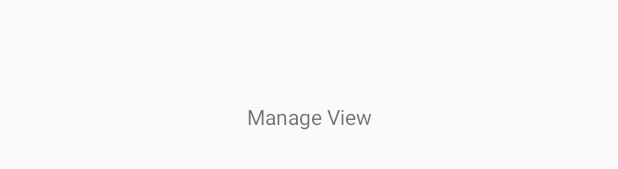
After one commit to tomar3/Studybook, an Android app: the layout fragment_manage.xml on its own in the app's theme, with its tools: preview values and no code run, on a phone screen of 412 x 824 dp. The commit adds this screen. Shown: the part 502-671 px from the top of the screen. Run offline under Robolectric (Android 15) with nearby library versions, the phone set to English and light mode, and no system bars.

Commit message:
feat: Add ability to switch fragment on tab click

```diff
--- a/android/Studybook/app/src/main/java/com/codertal/studybook/mvp/BaseRxPresenter.java
+++ b/android/Studybook/app/src/main/java/com/codertal/studybook/base/BaseRxPresenter.java
@@ -5,7 +5,7 @@
  * Last modified 10/29/17 4:13 PM
  */
 
-package com.codertal.studybook.mvp;
+package com.codertal.studybook.base;
 
 
 import android.support.annotation.NonNull;
--- a/android/Studybook/app/src/main/java/com/codertal/studybook/features/authentication/login/LoginContract.java
+++ b/android/Studybook/app/src/main/java/com/codertal/studybook/features/authentication/login/LoginContract.java
@@ -8,7 +8,7 @@
 package com.codertal.studybook.features.authentication.login;
 
 import com.codertal.studybook.features.authentication.login.domain.LoginResponse;
-import com.codertal.studybook.mvp.BaseRxPresenter;
+import com.codertal.studybook.base.BaseRxPresenter;
 
 public interface LoginContract {
 
--- a/android/Studybook/app/src/main/java/com/codertal/studybook/features/loading/LoadingContract.java
+++ b/android/Studybook/app/src/main/java/com/codertal/studybook/features/loading/LoadingContract.java
@@ -8,7 +8,7 @@
 package com.codertal.studybook.features.loading;
 
 
-import com.codertal.studybook.mvp.BaseRxPresenter;
+import com.codertal.studybook.base.BaseRxPresenter;
 
 public interface LoadingContract {
 
--- /dev/null
+++ b/android/Studybook/app/src/main/res/layout/fragment_manage.xml
@@ -0,0 +1,29 @@
+<?xml version="1.0" encoding="utf-8"?>
+<!--
+  ~ Created by Talab Omar on 11/5/17 7:01 PM
+  ~ Copyright (c) 2017. All rights reserved.
+  ~
+  ~ Last modified 11/5/17 7:01 PM
+  -->
+
+<android.support.constraint.ConstraintLayout
+    xmlns:android="http://schemas.android.com/apk/res/android"
+    xmlns:app="http://schemas.android.com/apk/res-auto"
+    xmlns:tools="http://schemas.android.com/tools"
+    android:layout_width="match_parent"
+    android:layout_height="match_parent">
+
+    <TextView
+        android:id="@+id/textView"
+        android:layout_width="wrap_content"
+        android:layout_height="wrap_content"
+        android:layout_marginBottom="16dp"
+        android:layout_marginEnd="16dp"
+        android:layout_marginStart="16dp"
+        android:layout_marginTop="16dp"
+        android:text="Manage View"
+        app:layout_constraintBottom_toBottomOf="parent"
+        app:layout_constraintEnd_toEndOf="parent"
+        app:layout_constraintStart_toStartOf="parent"
+        app:layout_constraintTop_toTopOf="parent" />
+</android.support.constraint.ConstraintLayout>
```
Also changed, not shown: android/Studybook/app/src/main/java/com/codertal/studybook/base/BaseTabFragment.java (added, +20 -0 lines), android/Studybook/app/src/main/java/com/codertal/studybook/features/dashboard/DashboardActivity.java (+38 -1 lines), android/Studybook/app/src/main/java/com/codertal/studybook/features/homework/HomeworkFragment.java (added, +30 -0 lines), android/Studybook/app/src/main/java/com/codertal/studybook/features/manage/ManageFragment.java (added, +30 -0 lines), android/Studybook/app/src/main/res/layout/content_dashboard.xml (+9 -0 lines), android/Studybook/app/src/main/res/layout/fragment_homework.xml (added, +29 -0 lines), android/Studybook/app/src/main/res/xml/bottom_nav_tabs.xml (+3 -9 lines).
